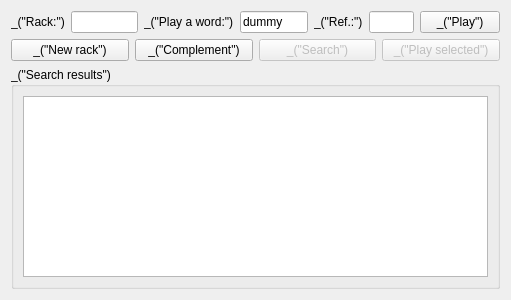
The window that qt/ui/training_widget.ui (cjlano/eliot) describes before a commit, drawn with Qt 5.
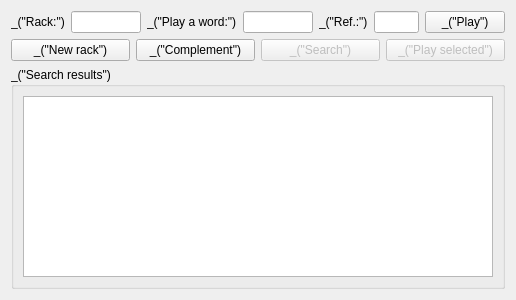
The same window after the commit.

The edit to the form file:
```diff
--- a/qt/ui/training_widget.ui
+++ b/qt/ui/training_widget.ui
@@ -1,11 +1,11 @@
 <ui version="4.0" >
  <class>TrainingWidget</class>
- <widget class="QWidget" name="TrainingWidget" >
-  <property name="geometry" >
+ <widget class="QWidget" name="TrainingWidget">
+  <property name="geometry">
    <rect>
     <x>0</x>
     <y>0</y>
-    <width>511</width>
+    <width>516</width>
     <height>300</height>
    </rect>
   </property>
@@ -55,9 +55,6 @@
        <property name="statusTip" >
         <string>_("Enter the word to play (case-insensitive). A joker from the rack must be written in parentheses. E.g.: w(o)rd or W(O)RD")</string>
        </property>
-       <property name="text" >
-        <string>dummy</string>
-       </property>
       </widget>
      </item>
      <item>
```
Left out of the diff: 120 changed lines with no effect on the pictures.
